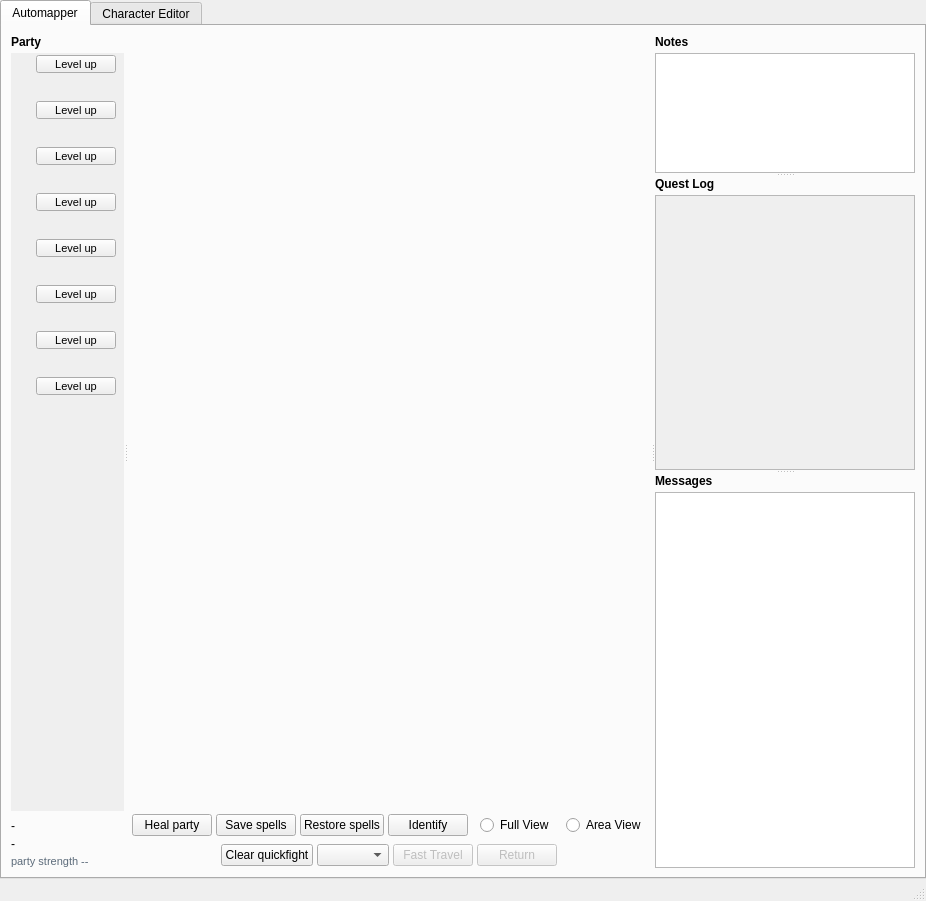
Old version of the form wish/window.ui in the repository malcyon/wish.
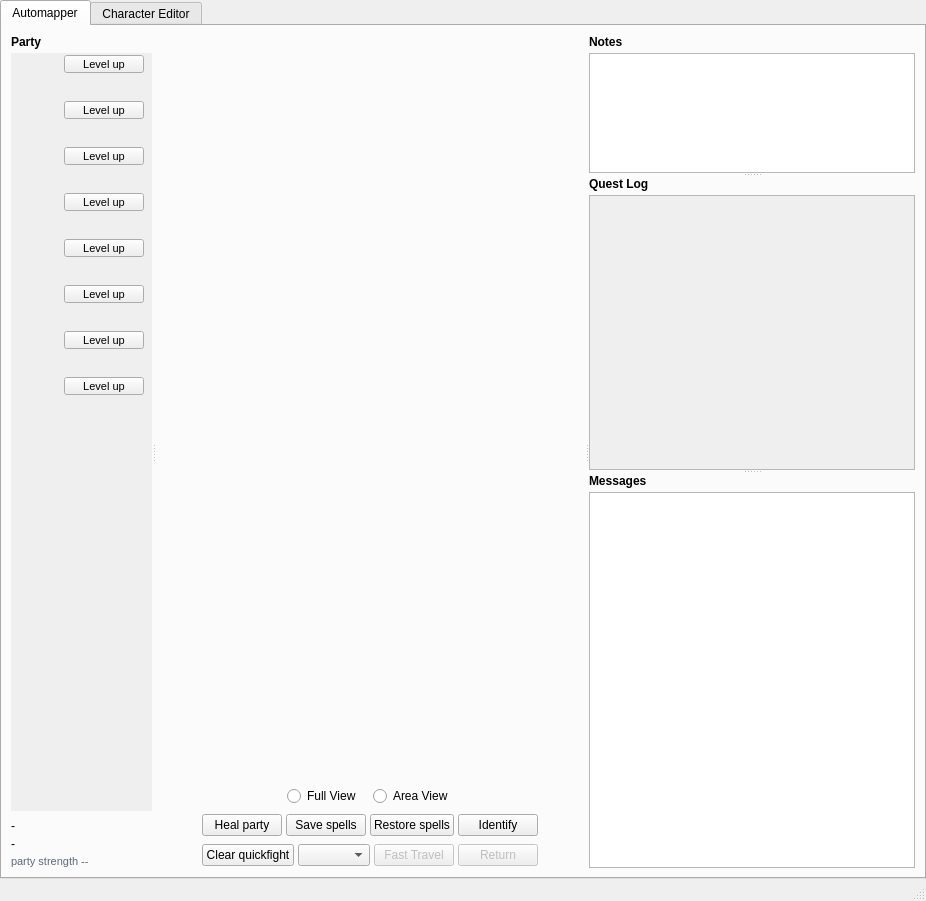
New version of the form. Custom widgets are drawn as their Qt base class.

Commit message: Give the Full View and Area View radios a row of their own between the map and the action buttons, so no button name is cut off in a narrow window (#804)

What changed in the file:
```diff
--- a/wish/window.ui
+++ b/wish/window.ui
@@ -1193,6 +1193,41 @@
            <item>
             <widget class="QStackedWidget" name="map_stack"><property name="sizePolicy"><sizepolicy hsizetype="Expanding" vsizetype="Expanding"><horstretch>0</horstretch><verstretch>0</verstretch></sizepolicy></property></widget>
            </item>
+           <item alignment="Qt::AlignHCenter">
+            <widget class="QWidget" name="view_bar">
+             <layout class="QHBoxLayout" name="view_layout">
+              <property name="spacing">
+               <number>12</number>
+              </property>
+              <property name="leftMargin">
+               <number>0</number>
+              </property>
+              <property name="topMargin">
+               <number>4</number>
+              </property>
+              <property name="rightMargin">
+               <number>0</number>
+              </property>
+              <property name="bottomMargin">
+               <number>0</number>
+              </property>
+              <item>
+               <widget class="QRadioButton" name="view_full">
+                <property name="text">
+                 <string>Full View</string>
+                </property>
+               </widget>
+              </item>
+              <item>
+               <widget class="QRadioButton" name="view_area">
+                <property name="text">
+                 <string>Area View</string>
+                </property>
+               </widget>
+              </item>
+             </layout>
+            </widget>
+           </item>
            <item alignment="Qt::AlignHCenter">
             <widget class="QWidget" name="actions_bar">
              <layout class="QGridLayout" name="actions_grid">
@@ -1239,41 +1274,6 @@
                 </property>
                </widget>
               </item>
-              <item row="0" column="4">
-               <widget class="QWidget" name="view_bar">
-                <layout class="QHBoxLayout" name="view_layout">
-                 <property name="spacing">
-                  <number>12</number>
-                 </property>
-                 <property name="leftMargin">
-                  <number>8</number>
-                 </property>
-                 <property name="topMargin">
-                  <number>0</number>
-                 </property>
-                 <property name="rightMargin">
-                  <number>0</number>
-                 </property>
-                 <property name="bottomMargin">
-                  <number>0</number>
-                 </property>
-                 <item>
-                  <widget class="QRadioButton" name="view_full">
-                   <property name="text">
-                    <string>Full View</string>
-                   </property>
-                  </widget>
-                 </item>
-                 <item>
-                  <widget class="QRadioButton" name="view_area">
-                   <property name="text">
-                    <string>Area View</string>
-                   </property>
-                  </widget>
-                 </item>
-                </layout>
-               </widget>
-              </item>
 
               </layout>
             </widget>
```
The commit also changes 4 other files.
